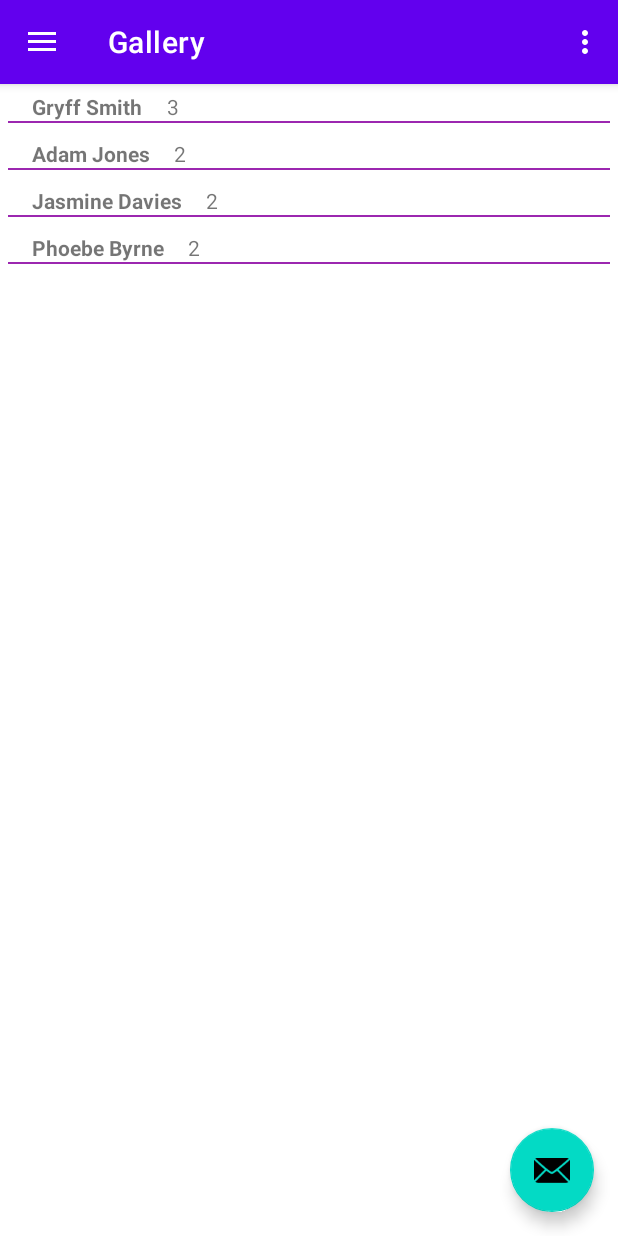
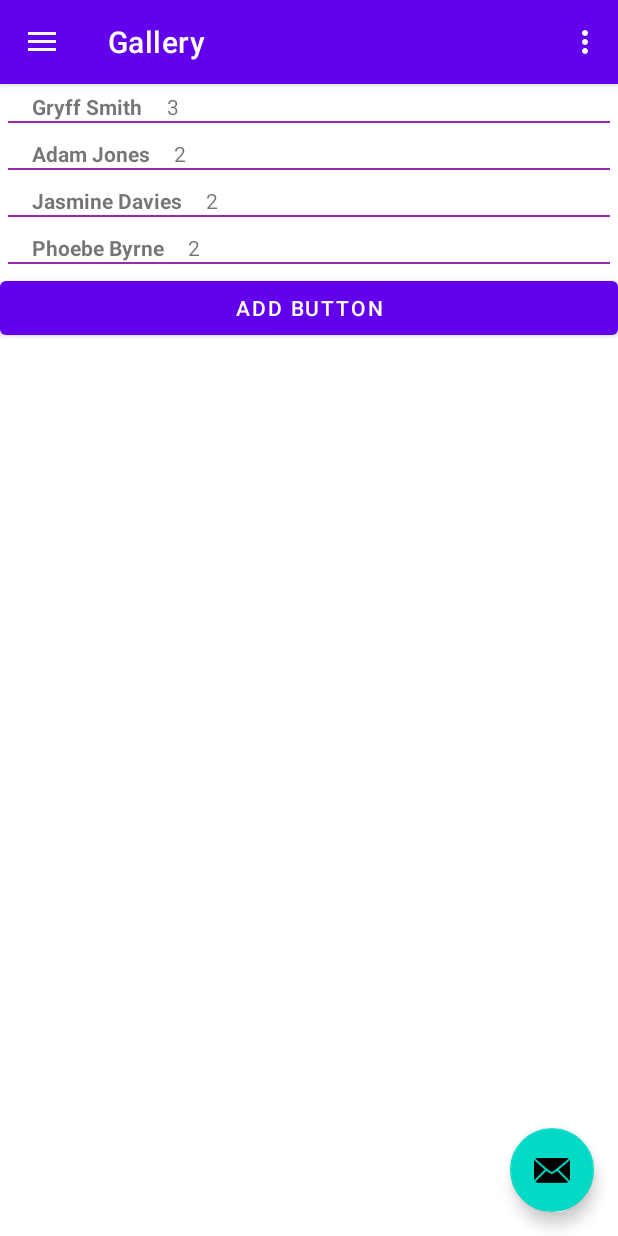
Before and after one commit to johnehunt/kotlin-android-labs, an Android app: the screen it shows after launch (MainActivity), in the side drawer, after a tap on "Gallery", on a phone screen of 412 x 824 dp. Run offline under Robolectric (Android 15) with nearby library versions, the phone set to English and light mode, and no system bars; our stand-ins replace Dagger/Hilt's generated code, navigation-ui.

Commit message:
Update the recycler view display

```diff
--- a/25room/app/src/main/res/layout/fragment_gallery.xml
+++ b/25room/app/src/main/res/layout/fragment_gallery.xml
@@ -4,9 +4,22 @@
     android:layout_width="match_parent"
     android:layout_height="match_parent">
 
-    <androidx.recyclerview.widget.RecyclerView
-        android:id="@+id/hero_recycler_view"
+    <RelativeLayout
         android:layout_width="match_parent"
-        android:layout_height="match_parent" />
+        android:layout_height="match_parent">
+
+        <androidx.recyclerview.widget.RecyclerView
+            android:id="@+id/hero_recycler_view"
+            android:layout_width="match_parent"
+            android:layout_height="wrap_content" />
+
+        <Button
+            android:id="@+id/addButton"
+            android:layout_width="match_parent"
+            android:layout_height="wrap_content"
+            android:text="Add Button"
+            android:layout_below="@+id/hero_recycler_view" />
+
+    </RelativeLayout>
 
 </FrameLayout>
```
